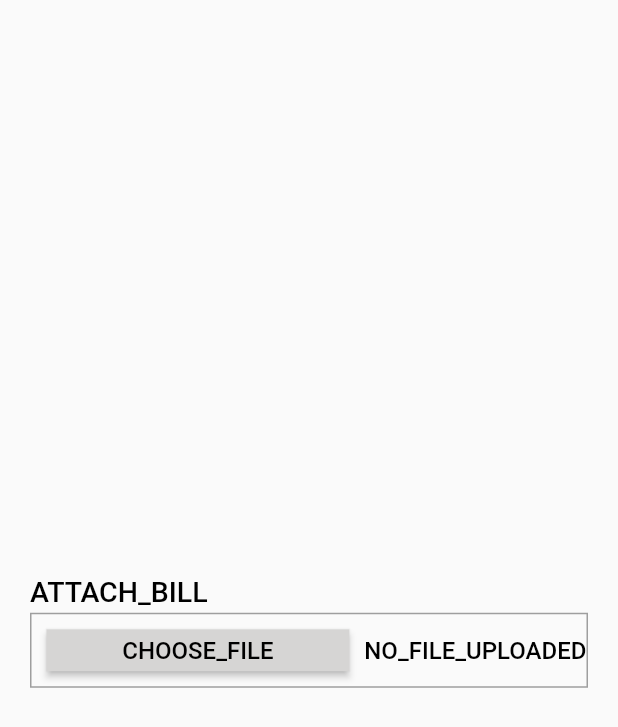
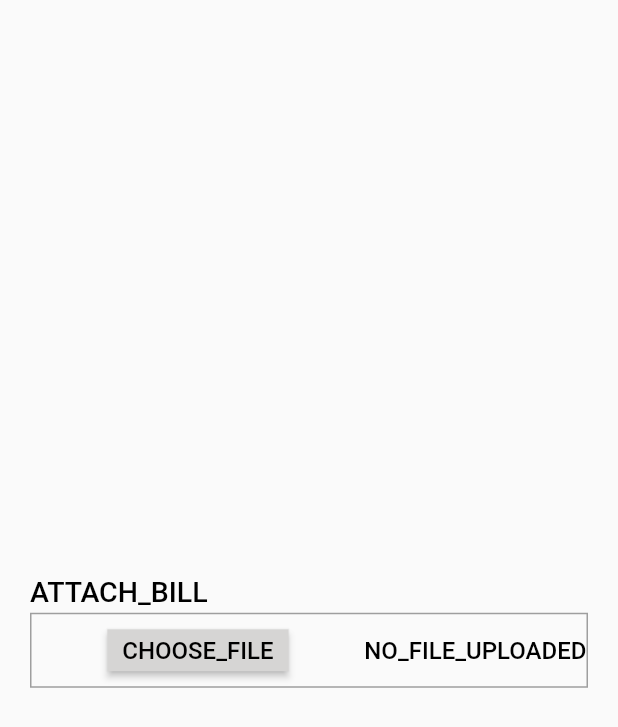
Before and after one commit to egovernments/punjab-mgramseva, a Flutter app: the FilePickerDemo widget shown alone on an empty page, opened directly, on a phone screen of 412 x 824 dp. Shown: the top 727 px of the screen. Run offline on Flutter 3.47's test engine with Material 2 defaults, Android fonts, the phone set to English and light mode, and no system bars; our stand-ins replace datetime_picker_formfield, file_picker, flutter_secure_storage, flutter_spinkit, flutter_svg, flutter_typeahead and 2 more; missing offline and left inert: horizontal_data_table, universal_html; accounts and stored records are empty; network calls fail.

Commit message:
changes related to the file picker UI

```diff
--- a/frontend/mgramseva/lib/widgets/FilePicker.dart
+++ b/frontend/mgramseva/lib/widgets/FilePicker.dart
@@ -97,9 +97,11 @@ class _FilePickerDemoState extends State<FilePickerDemo> {
               Expanded(
                 child: Container(
                     margin: EdgeInsets.all(10),
+                    alignment: Alignment.center,
+                    width: constraints.maxWidth > 760 ? 200 : null,
                     child: ElevatedButton(
                       style: ButtonStyle(
-                        padding: MaterialStateProperty.all(EdgeInsets.zero),
+                        padding: MaterialStateProperty.all(EdgeInsets.symmetric(horizontal: 10)),
                           backgroundColor:
                               MaterialStateProperty.all<Color>(Color(0XFFD6D5D4)),
                           shape:
```
